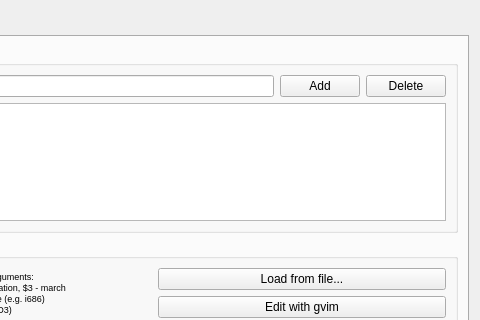
This is mpkg/packagebuilder/package_builder.ui in BackupTheBerlios/mops as Qt 5 draws it before an edit; both pictures show x 785 to 1265 and y 0 to 320 of the 1265 by 698 pixel window. The edited form follows.
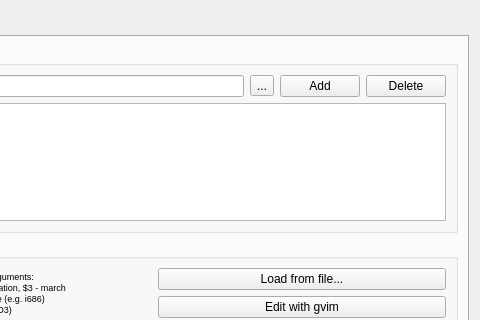
This is the edited form. Icons and pictures are not drawn.

Diff of the .ui file:
```diff
--- a/mpkg/packagebuilder/package_builder.ui
+++ b/mpkg/packagebuilder/package_builder.ui
@@ -1418,6 +1418,13 @@
                 <item>
                  <widget class="QLineEdit" name="patchEdit" />
                 </item>
+                <item>
+                 <widget class="QToolButton" name="browsePatchButton" >
+                  <property name="text" >
+                   <string>...</string>
+                  </property>
+                 </widget>
+                </item>
                 <item>
                  <widget class="QPushButton" name="patchAddButton" >
                   <property name="text" >
```
